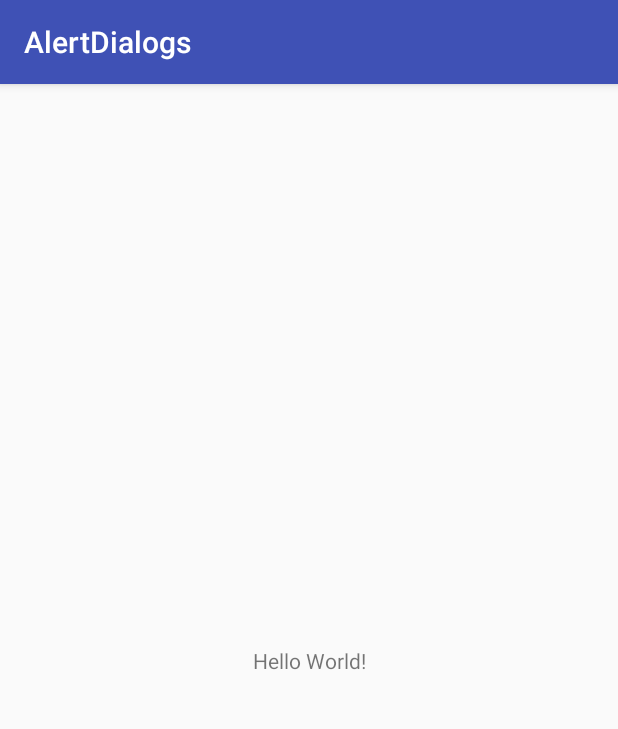
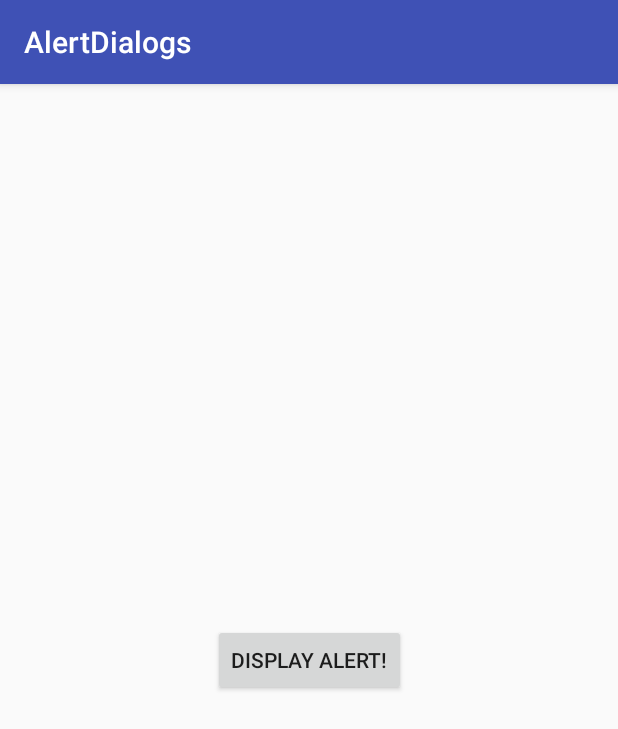
Before and after one commit to GMuthuraja/AlertDialog, an Android app: the screen it shows after launch (MainActivity), on a phone screen of 412 x 824 dp. Shown: the top 729 px of the screen. Run offline under Robolectric (Android 15) with nearby library versions, the phone set to English and light mode, and no system bars.

Commit message:
Alert Created

```diff
--- a/app/src/main/res/layout/activity_main.xml
+++ b/app/src/main/res/layout/activity_main.xml
@@ -6,10 +6,11 @@
     android:layout_height="match_parent"
     tools:context=".MainActivity">
 
-    <TextView
+    <Button
         android:layout_width="wrap_content"
         android:layout_height="wrap_content"
-        android:text="Hello World!"
+        android:text="Display Alert!"
+        android:onClick="showDialog"
         app:layout_constraintBottom_toBottomOf="parent"
         app:layout_constraintLeft_toLeftOf="parent"
         app:layout_constraintRight_toRightOf="parent"
```
Also changed, not shown: app/src/main/java/app/example/app/alertdialogs/MainActivity.java (+61 -0 lines).
